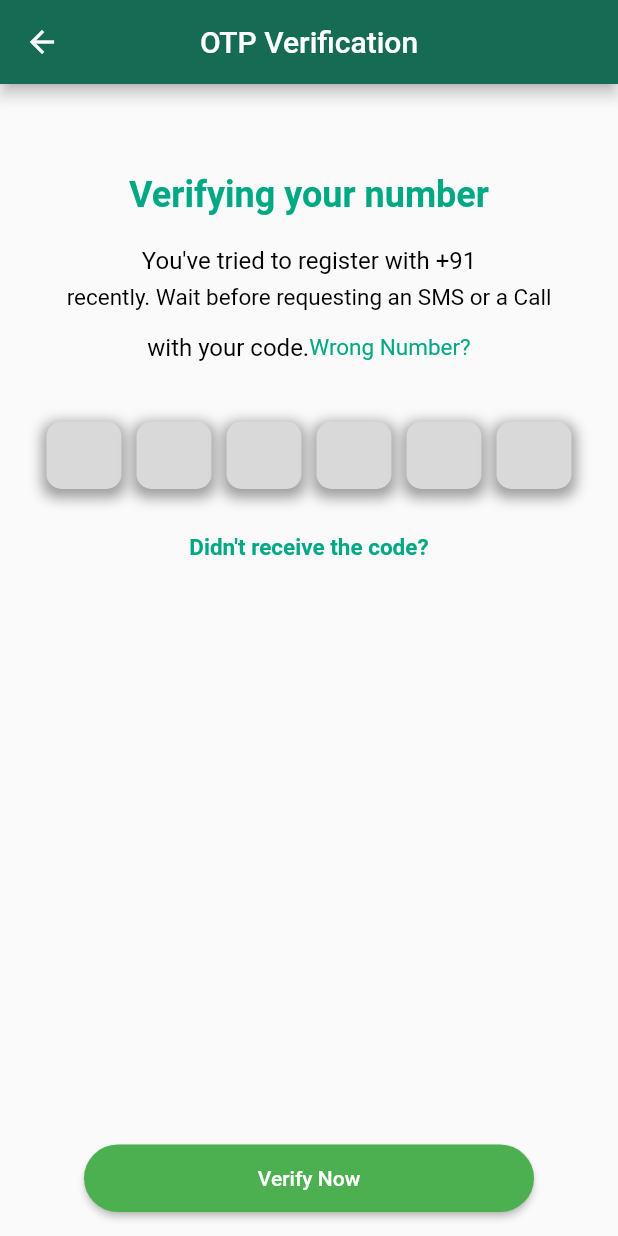
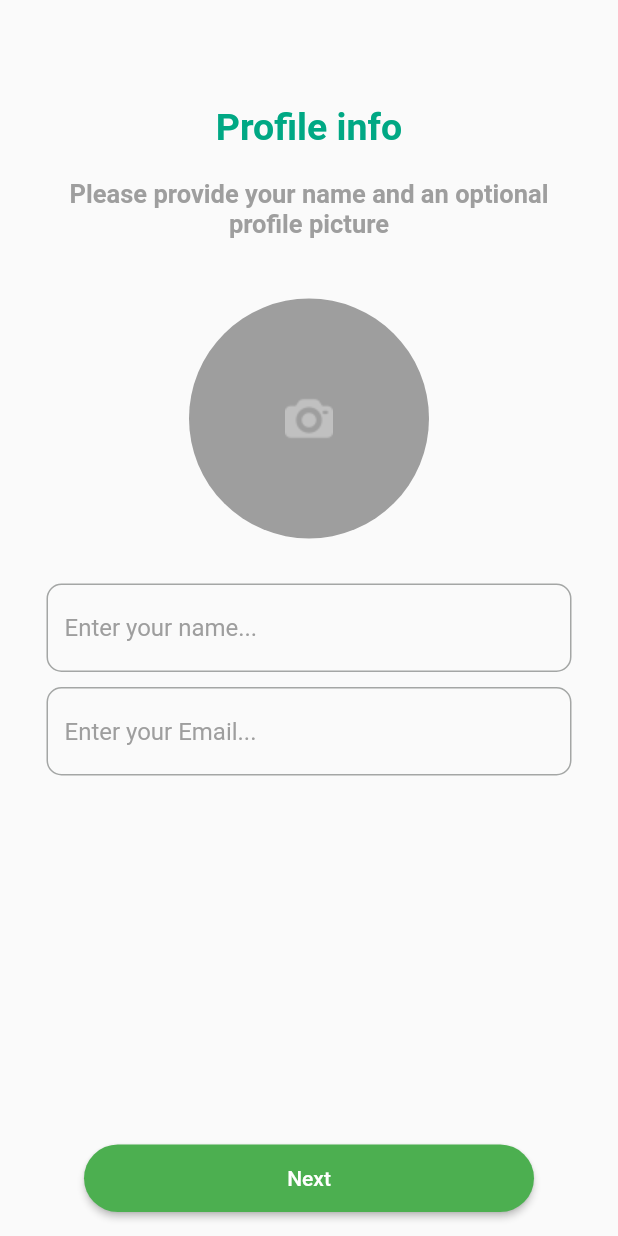
Before and after one commit to Arghya-2007/WhatsApp, a Flutter app: the otpScreen screen opened directly with empty values, after a tap on "Verify Now", on a phone screen of 412 x 824 dp. Run offline on Flutter 3.47's test engine with Material 3 defaults, Android fonts, the phone set to English and light mode, and no system bars; Roboto replaces fonts that are missing (Condensed-Regular).

Commit message:
WhatsApp Version - 1.0.1

```diff
--- a/lib/main.dart
+++ b/lib/main.dart
@@ -12,11 +12,11 @@ class MyApp extends StatelessWidget {
   @override
   Widget build(BuildContext context) {
     return MaterialApp(
+      debugShowCheckedModeBanner: false,
       title: 'WhatsApp',
       theme: ThemeData(
-
+        useMaterial3: false,
         colorScheme: ColorScheme.fromSeed(seedColor: Color(0XFF00A884)),
-        useMaterial3: false,
         fontFamily: "Condensed-Regular",
       ),
       home: SplashScreen()
--- /dev/null
+++ b/lib/tabs/mainpage/mainPage.dart
@@ -0,0 +1,9 @@
+import 'package:flutter/material.dart';
+
+class mainPage extends StatelessWidget{
+  @override
+  Widget build(BuildContext context) {
+    // TODO: implement build
+    return Scaffold();
+  }
+}
--- a/lib/tabs/otpScreen/otpScreen.dart
+++ b/lib/tabs/otpScreen/otpScreen.dart
@@ -1,4 +1,5 @@
 import 'package:app_project_flutter/Widgets/uihelper.dart';
+import 'package:app_project_flutter/tabs/profile/profileinfo.dart';
 import 'package:flutter/material.dart';
 
 class otpScreen extends StatelessWidget {
@@ -85,7 +86,7 @@ class otpScreen extends StatelessWidget {
         ),
       ),
       floatingActionButton: UiHelper.customButton(callback: (){
-
+        Navigator.push(context, MaterialPageRoute(builder: (context) => profileScreen()));
       }, buttonName: "Verify Now"),
       floatingActionButtonLocation: FloatingActionButtonLocation.centerFloat,
     );
--- /dev/null
+++ b/lib/tabs/profile/profileinfo.dart
@@ -0,0 +1,78 @@
+import 'package:app_project_flutter/Widgets/uihelper.dart';
+import 'package:app_project_flutter/tabs/mainpage/mainPage.dart';
+import 'package:flutter/material.dart';
+
+class profileScreen extends StatelessWidget {
+  TextEditingController nameController = TextEditingController();
+
+  profileScreen({super.key});
+
+  @override
+  Widget build(BuildContext context) {
+    return Scaffold(
+      body: Center(
+        child: Column(
+          children: [
+            SizedBox(height: 70),
+            UiHelper.customText(
+              text: "Profile info",
+              size: 25,
+              fontWeight: FontWeight.bold,
+              color: Color(0XFF00A884),
+            ),
+            SizedBox(height: 20),
+            UiHelper.customText(
+              text: "Please provide your name and an optional",
+              size: 17,
+              color: Colors.grey,
+            ),
+            UiHelper.customText(
+              text: "profile picture",
+              size: 17,
+              color: Colors.grey,
+            ),
+            SizedBox(height: 40),
+            CircleAvatar(
+              radius: 80,
+              backgroundColor: Colors.grey,
+              child: Image.asset("assets/images/appcam.png", fit: BoxFit.cover),
+            ),
+            SizedBox(height: 30),
+            SizedBox(
+              width: 350,
+              child: TextField(
+                keyboardType: TextInputType.name,
+                controller: nameController,
+                decoration: InputDecoration(
+                  hintText: "Enter your name...",
+                  hintStyle: TextStyle(color: Colors.grey),
+                  border: OutlineInputBorder(
+                    borderRadius: BorderRadius.circular(10),
+                  ),
+                ),
+              ),
+            ),
+            SizedBox(height: 10),
+            SizedBox(
+              width: 350,
+              child: TextField(
+                keyboardType: TextInputType.name,
+                controller: nameController,
+                decoration: InputDecoration(
+                  hintText: "Enter your Email...",
+                  hintStyle: TextStyle(color: Colors.grey),
+                  border: OutlineInputBorder(
+                    borderRadius: BorderRadius.circular(10),
+                  ),
+                ),
+              ),
+            ),
+          ],
+        ),),
+      floatingActionButton: UiHelper.customButton(callback: (){
+        Navigator.push(context, MaterialPageRoute(builder: (context) => mainPage()));
+      }, buttonName: "Next"),
+      floatingActionButtonLocation: FloatingActionButtonLocation.centerFloat,
+    );
+  }
+}
```
